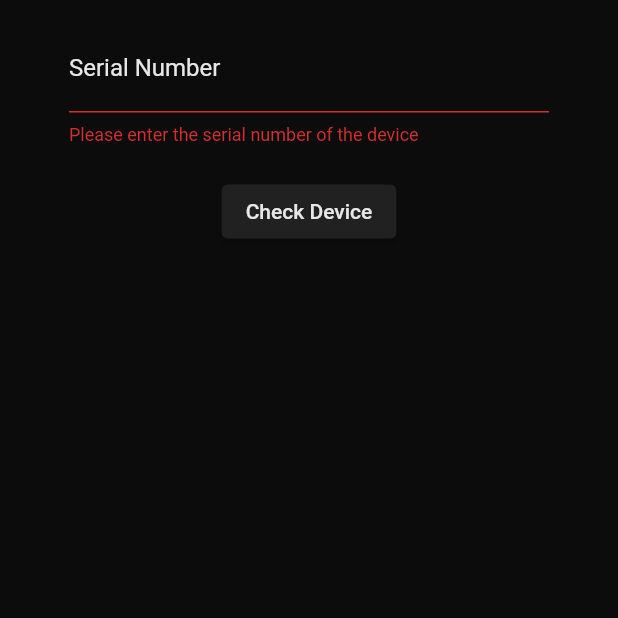
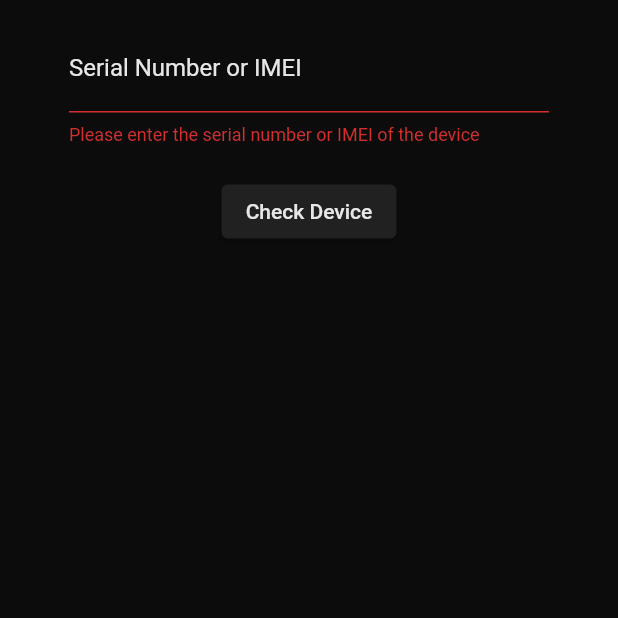
Before and after one commit to nikohoffren/stolen-or-not-app, a Flutter app: the CheckDeviceScreen screen opened directly, after a tap on "Check Device", on a phone screen of 412 x 824 dp, the top half of it. Run offline on Flutter 3.47's test engine with Material 2 defaults, Android fonts, the phone set to English and light mode, and no system bars; our stand-ins replace cloud_firestore, firebase_auth, firebase_core, firebase_storage, google_fonts, google_sign_in and 2 more; accounts and stored records are empty.

Commit message:
add IMEI

```diff
--- a/lib/main.dart
+++ b/lib/main.dart
@@ -14,7 +14,7 @@ class MyApp extends StatelessWidget {
   @override
   Widget build(BuildContext context) {
     return MaterialApp(
-      title: 'Stolen Gear App',
+      title: 'StolenOrNot?',
       theme: ThemeData(
         primarySwatch: Colors.deepOrange,
       ),
--- a/lib/views/about_screen.dart
+++ b/lib/views/about_screen.dart
@@ -40,7 +40,7 @@ class AboutScreenState extends State<AboutScreen> {
               ),
               const SizedBox(height: 10),
               Text(
-                "Stolen Gear",
+                "StolenOrNot?",
                 style: GoogleFonts.abel(
                   color: AppColors.secondaryColor,
                   fontSize: 32,
--- a/lib/views/check_device_screen.dart
+++ b/lib/views/check_device_screen.dart
@@ -53,13 +53,13 @@ class CheckDeviceScreenState extends State<CheckDeviceScreen> {
                   TextFormField(
                     controller: _serialNumberController,
                     decoration: const InputDecoration(
-                      labelText: 'Serial Number',
+                      labelText: 'Serial Number or IMEI',
                       labelStyle: TextStyle(color: AppColors.white),
                     ),
                     style: const TextStyle(color: AppColors.white),
                     validator: (value) {
                       if (value!.isEmpty) {
-                        return 'Please enter the serial number of the device';
+                        return 'Please enter the serial number or IMEI of the device';
                       }
                       return null;
                     },
@@ -99,7 +99,7 @@ class CheckDeviceScreenState extends State<CheckDeviceScreen> {
                               } else {
                                 _deviceStatus = const TextSpan(
                                     text:
-                                        'Device with this serial number does not exist.',
+                                        'Device with this serial number or IMEI does not exist.',
                                     style: TextStyle(color: Colors.orange));
                               }
 
--- a/lib/views/login_page.dart
+++ b/lib/views/login_page.dart
@@ -123,7 +123,7 @@ class LoginPageState extends State<LoginPage> {
                   ),
                   const SizedBox(height: 10),
                   Text(
-                    "Stolen Gear",
+                    "StolenOrNot?",
                     style: GoogleFonts.abel(
                       color: AppColors.secondaryColor,
                       fontSize: 42,
--- a/lib/views/register_device_screen.dart
+++ b/lib/views/register_device_screen.dart
@@ -70,13 +70,13 @@ class RegisterDeviceScreenState extends State<RegisterDeviceScreen> {
                   TextFormField(
                     controller: _serialNumberController,
                     decoration: const InputDecoration(
-                      labelText: 'Serial Number',
+                      labelText: 'Serial Number or IMEI',
                       labelStyle: TextStyle(color: AppColors.white),
                     ),
                     style: const TextStyle(color: AppColors.white),
                     validator: (value) {
                       if (value!.isEmpty) {
-                        return 'Please enter the serial number of the device';
+                        return 'Please enter the serial number or IMEI of the device';
                       }
                       return null;
                     },
@@ -107,7 +107,7 @@ class RegisterDeviceScreenState extends State<RegisterDeviceScreen> {
                                 messenger.showSnackBar(
                                   const SnackBar(
                                     content: Text(
-                                        'Device with this serial number already exists.'),
+                                        'Device with this serial number or IMEI already exists.'),
                                     backgroundColor: AppColors.secondaryColor,
                                   ),
                                 );
--- a/lib/widgets/custom_app_bar.dart
+++ b/lib/widgets/custom_app_bar.dart
@@ -33,7 +33,7 @@ class CustomAppBar extends StatelessWidget implements PreferredSizeWidget {
             ),
           ),
           Text(
-            "  Stolen Gear",
+            "  StolenOrNot?",
             style: GoogleFonts.abel(
               color: AppColors.secondaryColor,
             ),
```
